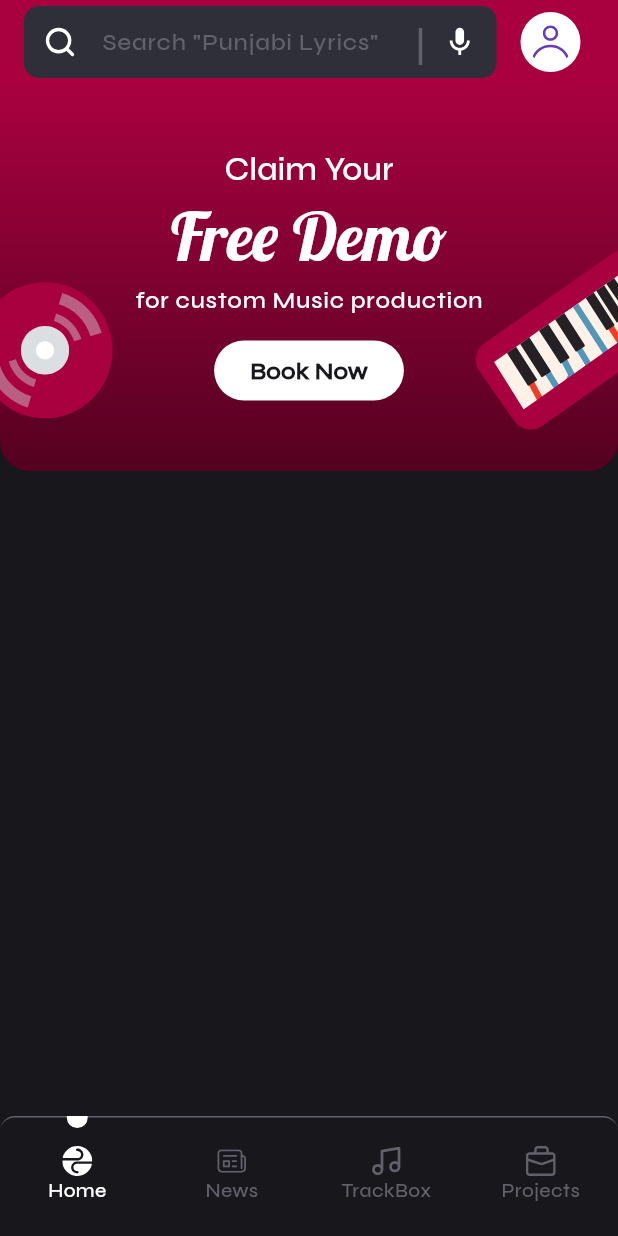
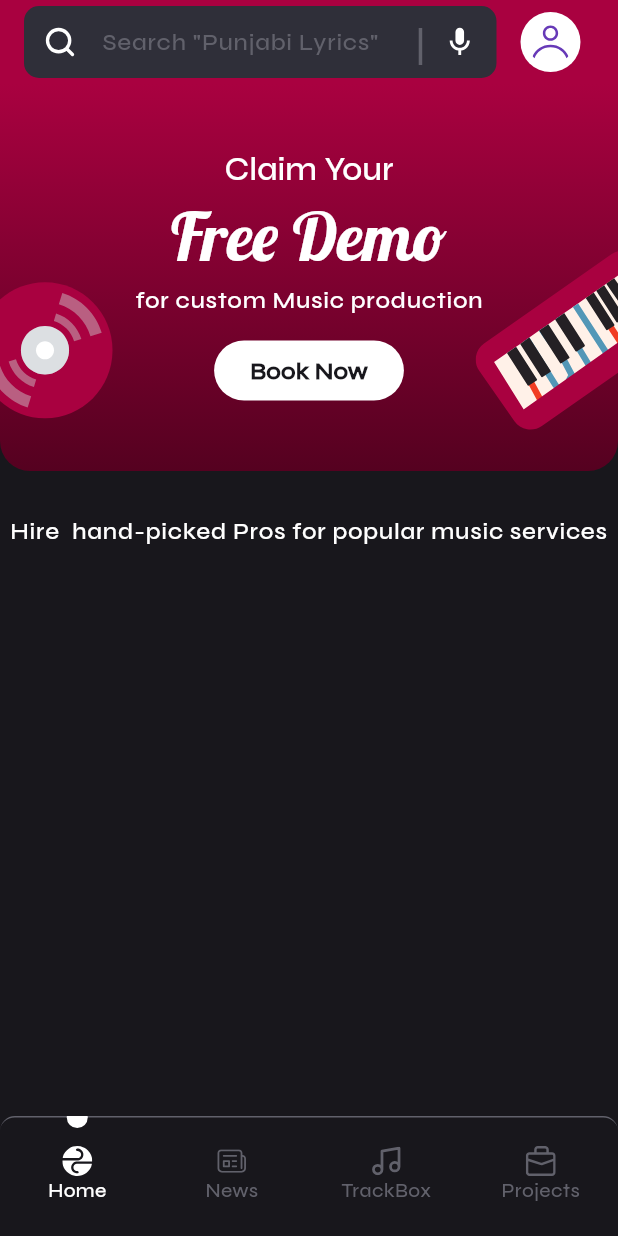
Before and after one commit to ansilmirfan/s_rocks, a Flutter app: the screen it shows after launch, on a phone screen of 412 x 824 dp. Run offline on Flutter 3.47's test engine with Material 3 defaults, Android fonts, the phone set to English and light mode, and no system bars; our stand-ins replace flutter_svg.

Commit message:
refactor: added text in home page

```diff
--- a/lib/view/home/home.dart
+++ b/lib/view/home/home.dart
@@ -13,8 +13,26 @@ class Home extends StatelessWidget {
       body: CustomScrollView(
         slivers: [
           _buildAppBar(context),
-          SliverList(delegate: SliverChildListDelegate([PromoCard()])),
+          SliverList(
+            delegate: SliverChildListDelegate([
+              PromoCard(),
+              _buildText(context),
+            ]),
+          ),
         ],
+      ),
+    );
+  }
+
+  SizedBox _buildText(BuildContext context) {
+    return SizedBox(
+      height: 80,
+      child: Center(
+        child: Text(
+          "Hire  hand-picked Pros for popular music services",
+          style: Theme.of(context).textTheme.bodyLarge,
+          textAlign: TextAlign.center,
+        ),
       ),
     );
   }
```
Also changed, not shown: assets/images/mastering-bg.png (deleted).
